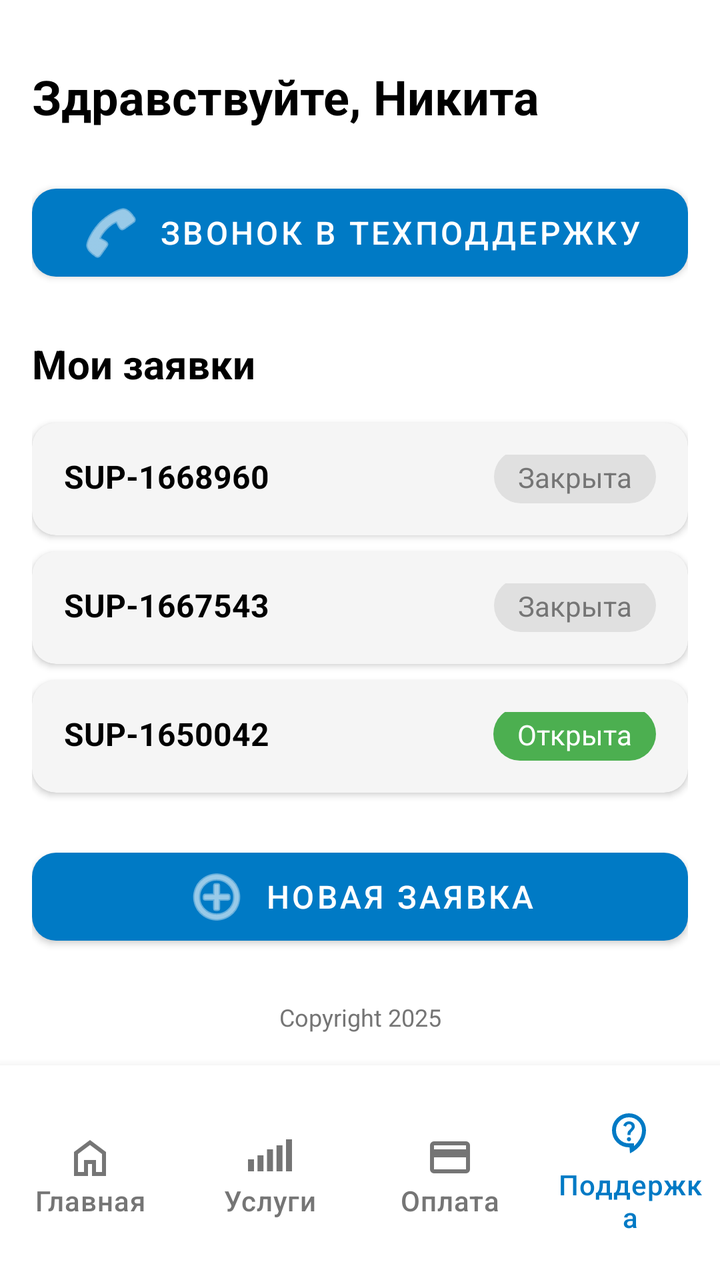
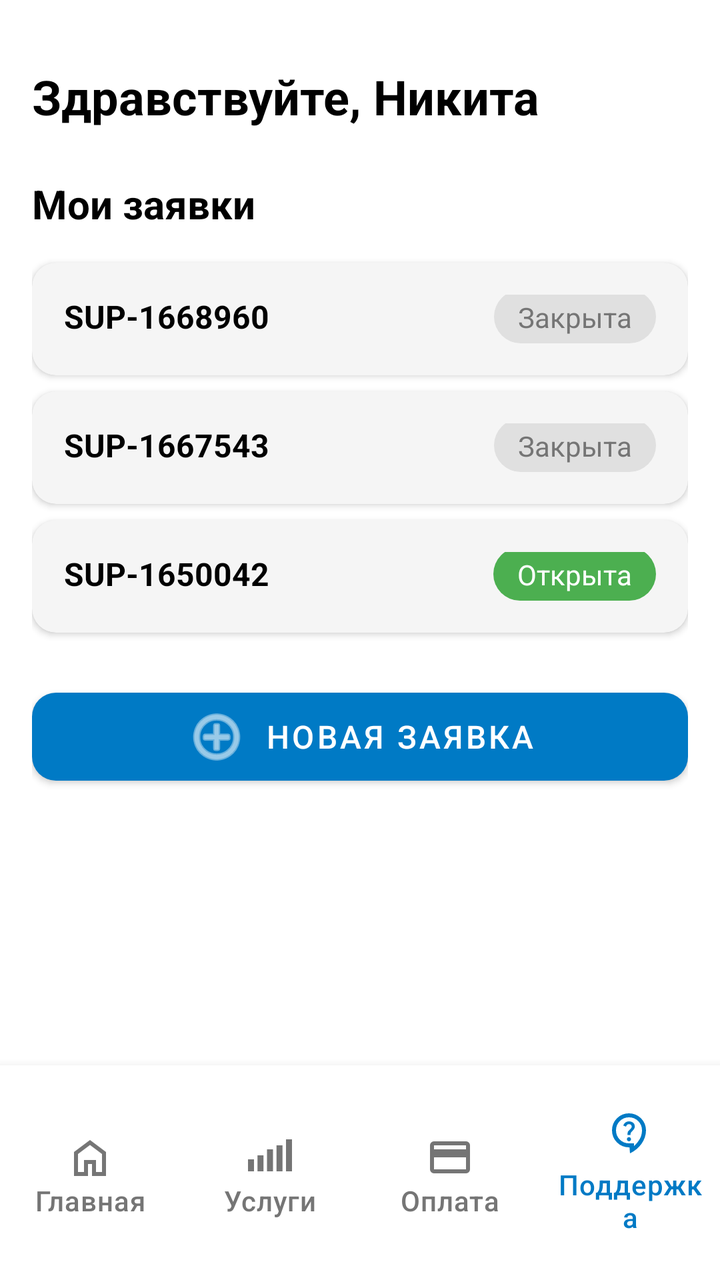

Compare the two renders of this Android layout. The source of the first and the diff that turns it into the second are given below.
<!-- AndroidManifest.xml: application theme Theme.CarbonLK -->
<!-- res/layout/activity_support.xml -->
<?xml version="1.0" encoding="utf-8"?>
<androidx.constraintlayout.widget.ConstraintLayout
    xmlns:android="http://schemas.android.com/apk/res/android"
    xmlns:app="http://schemas.android.com/apk/res-auto"
    android:layout_width="match_parent"
    android:layout_height="match_parent"
    android:background="@color/white">

    
    <ScrollView
        android:id="@+id/scrollView"
        android:layout_width="match_parent"
        android:layout_height="0dp"
        android:fillViewport="true"
        android:paddingBottom="16dp"
        app:layout_constraintTop_toTopOf="parent"
        app:layout_constraintBottom_toTopOf="@id/bottomNavigation"
        app:layout_constraintStart_toStartOf="parent"
        app:layout_constraintEnd_toEndOf="parent">

        <androidx.constraintlayout.widget.ConstraintLayout
            android:layout_width="match_parent"
            android:layout_height="wrap_content"
            android:padding="16dp">

            
            <TextView
                android:id="@+id/greetingTextView"
                android:layout_width="wrap_content"
                android:layout_height="wrap_content"
                android:text="Здравствуйте, Никита"
                android:textSize="24sp"
                android:textStyle="bold"
                android:textColor="@color/black"
                app:layout_constraintTop_toTopOf="parent"
                app:layout_constraintStart_toStartOf="parent"
                android:layout_marginTop="16dp" />

            
            <com.google.android.material.button.MaterialButton
                android:id="@+id/callSupportButton"
                android:layout_width="0dp"
                android:layout_height="56dp"
                android:text="Звонок в техподдержку"
                android:textSize="16sp"
                app:cornerRadius="12dp"
                app:backgroundTint="@color/purple_500"
                android:textColor="@color/white"
                app:icon="@android:drawable/ic_menu_call"
                app:iconGravity="textStart"
                app:iconPadding="8dp"
                app:layout_constraintTop_toBottomOf="@id/greetingTextView"
                app:layout_constraintStart_toStartOf="parent"
                app:layout_constraintEnd_toEndOf="parent"
                android:layout_marginTop="24dp" />

            
            <TextView
                android:id="@+id/myTicketsTitle"
                android:layout_width="wrap_content"
                android:layout_height="wrap_content"
                android:text="Мои заявки"
                android:textSize="20sp"
                android:textStyle="bold"
                android:textColor="@color/black"
                android:layout_marginTop="24dp"
                app:layout_constraintTop_toBottomOf="@id/callSupportButton"
                app:layout_constraintStart_toStartOf="parent" />

            
            <androidx.cardview.widget.CardView
                android:id="@+id/ticket1Card"
                android:layout_width="0dp"
                android:layout_height="wrap_content"
                app:cardCornerRadius="12dp"
                app:cardElevation="2dp"
                app:cardBackgroundColor="@color/light_gray"
                app:contentPadding="16dp"
                app:layout_constraintTop_toBottomOf="@id/myTicketsTitle"
                app:layout_constraintStart_toStartOf="parent"
                app:layout_constraintEnd_toEndOf="parent"
                android:layout_marginTop="16dp">

                <androidx.constraintlayout.widget.ConstraintLayout
                    android:layout_width="match_parent"
                    android:layout_height="wrap_content">

                    <TextView
                        android:id="@+id/ticket1Number"
                        android:layout_width="wrap_content"
                        android:layout_height="wrap_content"
                        android:text="SUP-1668960"
                        android:textSize="16sp"
                        android:textStyle="bold"
                        android:textColor="@color/black"
                        app:layout_constraintTop_toTopOf="parent"
                        app:layout_constraintStart_toStartOf="parent" />

                    <TextView
                        android:id="@+id/ticket1Status"
                        android:layout_width="wrap_content"
                        android:layout_height="wrap_content"
                        android:text="Закрыта"
                        android:textSize="14sp"
                        android:textColor="@color/dark_gray"
                        android:background="@drawable/status_background_gray"
                        android:paddingHorizontal="12dp"
                        android:paddingVertical="4dp"
                        app:layout_constraintTop_toTopOf="@id/ticket1Number"
                        app:layout_constraintEnd_toEndOf="parent"
                        app:layout_constraintBottom_toBottomOf="@id/ticket1Number" />

                </androidx.constraintlayout.widget.ConstraintLayout>

            </androidx.cardview.widget.CardView>

            
            <androidx.cardview.widget.CardView
                android:id="@+id/ticket2Card"
                android:layout_width="0dp"
                android:layout_height="wrap_content"
                app:cardCornerRadius="12dp"
                app:cardElevation="2dp"
                app:cardBackgroundColor="@color/light_gray"
                app:contentPadding="16dp"
                app:layout_constraintTop_toBottomOf="@id/ticket1Card"
                app:layout_constraintStart_toStartOf="parent"
                app:layout_constraintEnd_toEndOf="parent"
                android:layout_marginTop="8dp">

                <androidx.constraintlayout.widget.ConstraintLayout
                    android:layout_width="match_parent"
                    android:layout_height="wrap_content">

                    <TextView
                        android:id="@+id/ticket2Number"
                        android:layout_width="wrap_content"
                        android:layout_height="wrap_content"
                        android:text="SUP-1667543"
                        android:textSize="16sp"
                        android:textStyle="bold"
                        android:textColor="@color/black"
                        app:layout_constraintTop_toTopOf="parent"
                        app:layout_constraintStart_toStartOf="parent" />

                    <TextView
                        android:id="@+id/ticket2Status"
                        android:layout_width="wrap_content"
                        android:layout_height="wrap_content"
                        android:text="Закрыта"
                        android:textSize="14sp"
                        android:textColor="@color/dark_gray"
                        android:background="@drawable/status_background_gray"
                        android:paddingHorizontal="12dp"
                        android:paddingVertical="4dp"
                        app:layout_constraintTop_toTopOf="@id/ticket2Number"
                        app:layout_constraintEnd_toEndOf="parent"
                        app:layout_constraintBottom_toBottomOf="@id/ticket2Number" />

                </androidx.constraintlayout.widget.ConstraintLayout>

            </androidx.cardview.widget.CardView>

            
            <androidx.cardview.widget.CardView
                android:id="@+id/ticket3Card"
                android:layout_width="0dp"
                android:layout_height="wrap_content"
                app:cardCornerRadius="12dp"
                app:cardElevation="2dp"
                app:cardBackgroundColor="@color/light_gray"
                app:contentPadding="16dp"
                app:layout_constraintTop_toBottomOf="@id/ticket2Card"
                app:layout_constraintStart_toStartOf="parent"
                app:layout_constraintEnd_toEndOf="parent"
                android:layout_marginTop="8dp">

                <androidx.constraintlayout.widget.ConstraintLayout
                    android:layout_width="match_parent"
                    android:layout_height="wrap_content">

                    <TextView
                        android:id="@+id/ticket3Number"
                        android:layout_width="wrap_content"
                        android:layout_height="wrap_content"
                        android:text="SUP-1650042"
                        android:textSize="16sp"
                        android:textStyle="bold"
                        android:textColor="@color/black"
                        app:layout_constraintTop_toTopOf="parent"
                        app:layout_constraintStart_toStartOf="parent" />

                    <TextView
                        android:id="@+id/ticket3Status"
                        android:layout_width="wrap_content"
                        android:layout_height="wrap_content"
                        android:text="Открыта"
                        android:textSize="14sp"
                        android:textColor="@color/white"
                        android:background="@drawable/status_background"
                        android:paddingHorizontal="12dp"
                        android:paddingVertical="4dp"
                        app:layout_constraintTop_toTopOf="@id/ticket3Number"
                        app:layout_constraintEnd_toEndOf="parent"
                        app:layout_constraintBottom_toBottomOf="@id/ticket3Number" />

                </androidx.constraintlayout.widget.ConstraintLayout>

            </androidx.cardview.widget.CardView>

            
            <com.google.android.material.button.MaterialButton
                android:id="@+id/newTicketButton"
                android:layout_width="0dp"
                android:layout_height="56dp"
                android:text="Новая заявка"
                android:textSize="16sp"
                app:cornerRadius="12dp"
                app:backgroundTint="@color/purple_500"
                android:textColor="@color/white"
                app:icon="@android:drawable/ic_menu_add"
                app:iconGravity="textStart"
                app:iconPadding="8dp"
                app:layout_constraintTop_toBottomOf="@id/ticket3Card"
                app:layout_constraintStart_toStartOf="parent"
                app:layout_constraintEnd_toEndOf="parent"
                android:layout_marginTop="24dp" />

            
            <TextView
                android:id="@+id/copyrightText"
                android:layout_width="wrap_content"
                android:layout_height="wrap_content"
                android:text="Copyright 2025"
                android:textSize="12sp"
                android:textColor="@color/dark_gray"
                android:layout_marginTop="24dp"
                android:layout_marginBottom="8dp"
                app:layout_constraintTop_toBottomOf="@id/newTicketButton"
                app:layout_constraintStart_toStartOf="parent"
                app:layout_constraintEnd_toEndOf="parent" />

        </androidx.constraintlayout.widget.ConstraintLayout>

    </ScrollView>

    
    <LinearLayout
        android:id="@+id/bottomNavigation"
        android:layout_width="match_parent"
        android:layout_height="wrap_content"
        android:orientation="horizontal"
        android:gravity="center"
        android:background="@color/white"
        android:elevation="8dp"
        android:paddingVertical="8dp"
        app:layout_constraintBottom_toBottomOf="parent"
        app:layout_constraintStart_toStartOf="parent"
        app:layout_constraintEnd_toEndOf="parent">

        <com.google.android.material.button.MaterialButton
            android:id="@+id/navHome"
            style="@style/NavigationButton"
            android:layout_width="0dp"
            android:layout_height="wrap_content"
            android:layout_weight="1"
            android:text="Главная"
            android:textColor="@color/dark_gray"
            app:icon="@drawable/ic_home"
            app:iconGravity="textTop" />

        <com.google.android.material.button.MaterialButton
            android:id="@+id/navServices"
            style="@style/NavigationButton"
            android:layout_width="0dp"
            android:layout_height="wrap_content"
            android:layout_weight="1"
            android:text="Услуги"
            android:textColor="@color/dark_gray"
            app:icon="@drawable/ic_services"
            app:iconGravity="textTop" />

        <com.google.android.material.button.MaterialButton
            android:id="@+id/navPayment"
            style="@style/NavigationButton"
            android:layout_width="0dp"
            android:layout_height="wrap_content"
            android:layout_weight="1"
            android:text="Оплата"
            android:textColor="@color/dark_gray"
            app:icon="@drawable/ic_card"
            app:iconGravity="textTop" />

        <com.google.android.material.button.MaterialButton
            android:id="@+id/navSupport"
            style="@style/NavigationButton.Active"
            android:layout_width="0dp"
            android:layout_height="wrap_content"
            android:layout_weight="1"
            android:text="Поддержка"
            android:textColor="@color/purple_500"
            app:icon="@drawable/ic_support"
            app:iconGravity="textTop" />

    </LinearLayout>

</androidx.constraintlayout.widget.ConstraintLayout>
<!-- resources referenced by this layout -->
<resources>
  <color name="black">#000000</color>
  <color name="dark_gray">#757575</color>
  <color name="light_gray">#F5F5F5</color>
  <color name="purple_500">#007Ac5</color>
  <color name="white">#FFFFFF</color>
  <!-- drawable ic_card (drawable) -->
  <vector xmlns:android="http://schemas.android.com/apk/res/android"
      android:width="24dp"
      android:height="24dp"
      android:viewportWidth="960"
      android:viewportHeight="960">
    <path
        android:pathData="M880,240v480q0,33 -23.5,56.5T800,800L160,800q-33,0 -56.5,-23.5T80,720v-480q0,-33 23.5,-56.5T160,160h640q33,0 56.5,23.5T880,240ZM160,320h640v-80L160,240v80ZM160,480v240h640v-240L160,480ZM160,720v-480,480Z"
        android:fillColor="#1f1f1f"/>
  </vector>
  <!-- drawable ic_home (drawable) -->
  <vector xmlns:android="http://schemas.android.com/apk/res/android"
      android:width="24dp"
      android:height="24dp"
      android:viewportWidth="960"
      android:viewportHeight="960">
    <path
        android:pathData="M240,760h120v-240h240v240h120v-360L480,220 240,400v360ZM160,840v-480l320,-240 320,240v480L520,840v-240h-80v240L160,840ZM480,490Z"
        android:fillColor="#1f1f1f"/>
  </vector>
  <!-- drawable ic_services (drawable) -->
  <vector xmlns:android="http://schemas.android.com/apk/res/android"
      android:width="24dp"
      android:height="24dp"
      android:viewportWidth="960"
      android:viewportHeight="960">
    <path
        android:pathData="M40,800v-240h120v240L40,800ZM230,800v-320h120v320L230,800ZM420,800v-440h120v440L420,800ZM610,800v-520h120v520L610,800ZM800,800v-640h120v640L800,800Z"
        android:fillColor="#1f1f1f"/>
  </vector>
  <!-- drawable status_background (drawable) -->
  <?xml version="1.0" encoding="utf-8"?>
  <shape xmlns:android="http://schemas.android.com/apk/res/android"
      android:shape="rectangle">
      <solid android:color="#4CAF50" />
      <corners android:radius="16dp" />
  </shape>
  <!-- drawable status_background_gray (drawable) -->
  <?xml version="1.0" encoding="utf-8"?>
  <shape xmlns:android="http://schemas.android.com/apk/res/android"
      android:shape="rectangle">
      <solid android:color="#E0E0E0" />
      <corners android:radius="16dp" />
  </shape>
  <style name="NavigationButton" parent="Widget.MaterialComponents.Button.TextButton">
          <item name="android:textSize">14sp</item>
          <item name="android:textColor">@color/dark_gray</item>
          <item name="android:padding">8dp</item>
          <item name="android:letterSpacing">0.02</item>
          <item name="iconTint">@color/dark_gray</item>  
          <item name="android:textAllCaps">false</item>  
      </style>
  <style name="NavigationButton.Active" parent="NavigationButton">
          <item name="android:textColor">@color/purple_500</item>
          <item name="iconTint">@color/purple_500</item>  
      </style>
  <style name="Theme.CarbonLK" parent="Base.Theme.CarbonLK">
          
          <item name="android:textColor">@color/black</item>
          
          <item name="colorPrimary">@color/purple_500</item>
      </style>
  <style name="Base.Theme.CarbonLK" parent="Theme.MaterialComponents.Light.NoActionBar">
          <item name="colorPrimary">#007Ac5</item>
          <item name="colorPrimaryVariant">#0062a0</item>
          <item name="colorOnPrimary">#FFFFFF</item>
          <item name="colorSecondary">#007Ac5</item>
          <item name="colorSecondaryVariant">#0062a0</item>
          <item name="colorOnSecondary">#FFFFFF</item>
          <item name="android:windowBackground">@color/white</item>
      </style>
  <!-- unchanged entries left out for length: 1 -->
</resources>

<!-- the commit's change to res/layout/activity_support.xml (unified diff, before → after) -->
@@ -37,24 +37,6 @@
                 android:layout_marginTop="16dp" />
 
             
-            <com.google.android.material.button.MaterialButton
-                android:id="@+id/callSupportButton"
-                android:layout_width="0dp"
-                android:layout_height="56dp"
-                android:text="Звонок в техподдержку"
-                android:textSize="16sp"
-                app:cornerRadius="12dp"
-                app:backgroundTint="@color/purple_500"
-                android:textColor="@color/white"
-                app:icon="@android:drawable/ic_menu_call"
-                app:iconGravity="textStart"
-                app:iconPadding="8dp"
-                app:layout_constraintTop_toBottomOf="@id/greetingTextView"
-                app:layout_constraintStart_toStartOf="parent"
-                app:layout_constraintEnd_toEndOf="parent"
-                android:layout_marginTop="24dp" />
-
-            
             <TextView
                 android:id="@+id/myTicketsTitle"
                 android:layout_width="wrap_content"
@@ -64,7 +46,7 @@
                 android:textStyle="bold"
                 android:textColor="@color/black"
                 android:layout_marginTop="24dp"
-                app:layout_constraintTop_toBottomOf="@id/callSupportButton"
+                app:layout_constraintTop_toBottomOf="@id/greetingTextView"
                 app:layout_constraintStart_toStartOf="parent" />
 
             
@@ -225,20 +207,6 @@
                 app:layout_constraintStart_toStartOf="parent"
                 app:layout_constraintEnd_toEndOf="parent"
                 android:layout_marginTop="24dp" />
-
-            
-            <TextView
-                android:id="@+id/copyrightText"
-                android:layout_width="wrap_content"
-                android:layout_height="wrap_content"
-                android:text="Copyright 2025"
-                android:textSize="12sp"
-                android:textColor="@color/dark_gray"
-                android:layout_marginTop="24dp"
-                android:layout_marginBottom="8dp"
-                app:layout_constraintTop_toBottomOf="@id/newTicketButton"
-                app:layout_constraintStart_toStartOf="parent"
-                app:layout_constraintEnd_toEndOf="parent" />
 
         </androidx.constraintlayout.widget.ConstraintLayout>
 
